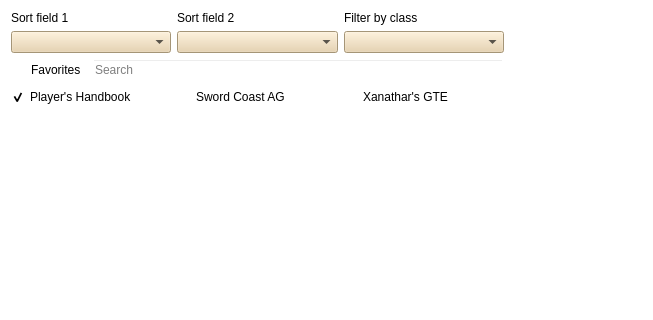
Carifio24/DMCompanion, file spellbook.ui: the form before one commit; both pictures show x 0 to 653 and y 0 to 320 of the 1343 by 829 pixel window.
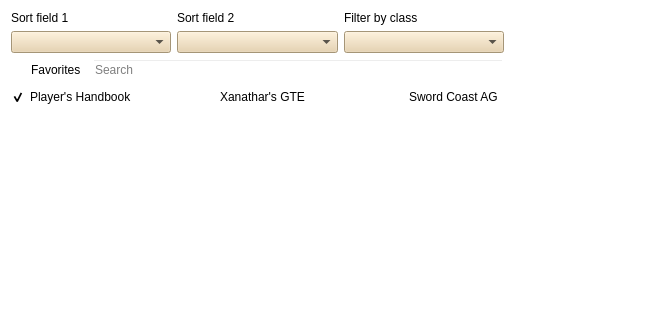
The form after the commit.

Commit message: Modified the relative sizes of UI elements.

```diff
--- a/spellbook.ui
+++ b/spellbook.ui
@@ -99,7 +99,7 @@
       </layout>
      </item>
      <item>
-      <layout class="QHBoxLayout" name="sourcebooksLayout" stretch="1,1,1">
+      <layout class="QHBoxLayout" name="sourcebooksLayout" stretch="1,1,0">
        <property name="sizeConstraint">
         <enum>QLayout::SetDefaultConstraint</enum>
        </property>
@@ -122,13 +122,6 @@
          </property>
         </widget>
        </item>
-       <item>
-        <widget class="QCheckBox" name="scagCheckbox">
-         <property name="text">
-          <string>Sword Coast AG</string>
-         </property>
-        </widget>
-       </item>
        <item>
         <widget class="QCheckBox" name="xgeCheckbox">
          <property name="text">
@@ -136,6 +129,13 @@
          </property>
         </widget>
        </item>
+       <item>
+        <widget class="QCheckBox" name="scagCheckbox">
+         <property name="text">
+          <string>Sword Coast AG</string>
+         </property>
+        </widget>
+       </item>
       </layout>
      </item>
      <item>
```
The commit also changes 5 other files.
